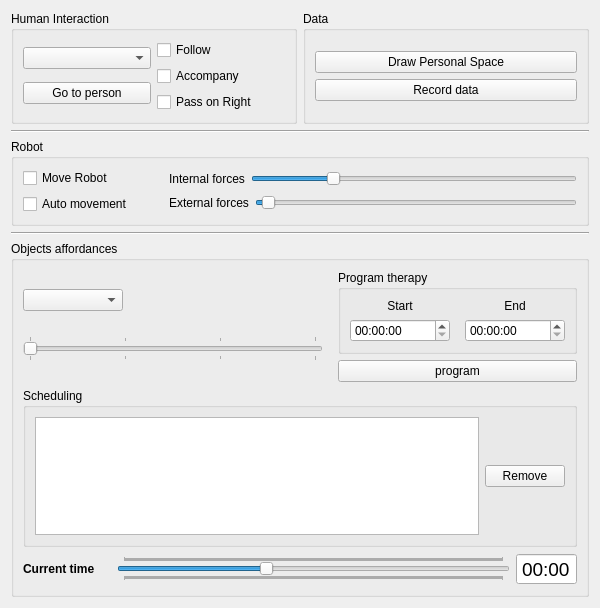
First picture: the form in components/newSocialNavigationAgent/src/mainUI.ui, repository robocomp/robocomp-viriato, before the edit.
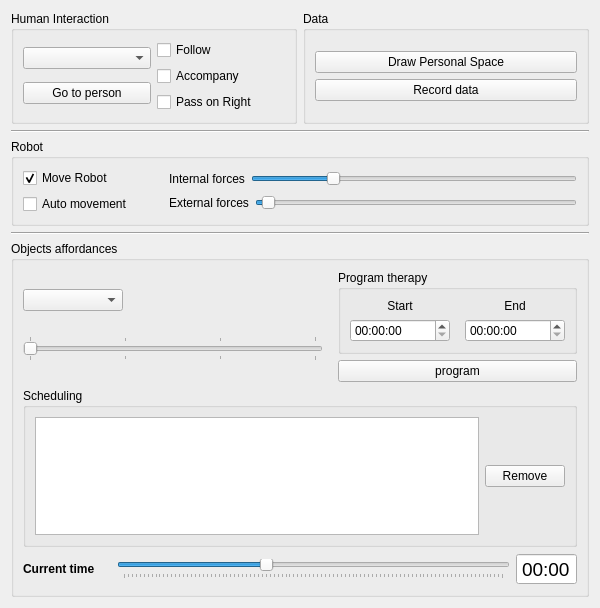
Second picture: the form after the edit.

```diff
--- a/components/newSocialNavigationAgent/src/mainUI.ui
+++ b/components/newSocialNavigationAgent/src/mainUI.ui
@@ -129,6 +129,9 @@
           <property name="text">
            <string>Move Robot</string>
           </property>
+          <property name="checked">
+           <bool>true</bool>
+          </property>
          </widget>
         </item>
         <item>
@@ -572,7 +575,7 @@
            <number>1</number>
           </property>
           <property name="pageStep">
-           <number>1</number>
+           <number>15</number>
           </property>
           <property name="sliderPosition">
            <number>540</number>
@@ -581,7 +584,7 @@
            <enum>Qt::Horizontal</enum>
           </property>
           <property name="tickPosition">
-           <enum>QSlider::TicksBothSides</enum>
+           <enum>QSlider::TicksBelow</enum>
           </property>
          </widget>
         </item>
```
